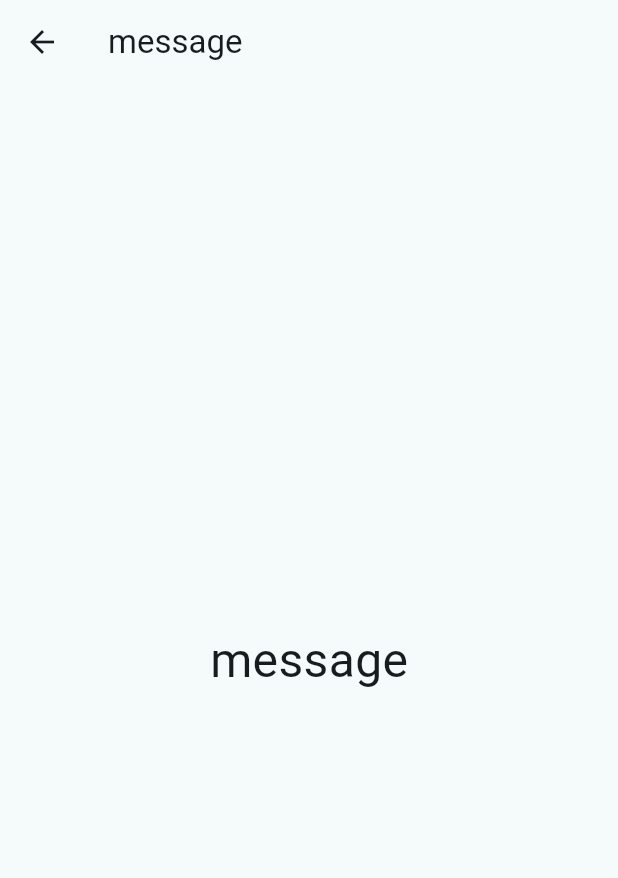
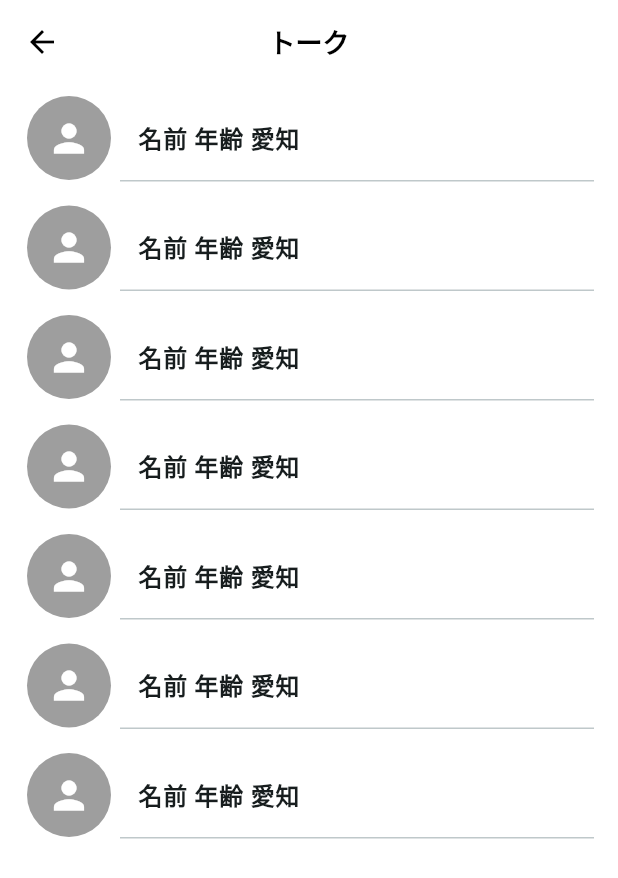
Before and after one commit to Mkazuki0511/Third, a Flutter app: the Page_message screen opened directly, on a phone screen of 412 x 824 dp. Shown: the top 878 px of the screen. Run offline on Flutter 3.47's test engine with Material 3 defaults, Android fonts, the phone set to English and light mode, and no system bars; our stand-ins replace cloud_firestore, firebase_auth, firebase_core; accounts and stored records are empty.

Commit message:
メッセージページのUI作成

```diff
--- a/lib/pages/page_message.dart
+++ b/lib/pages/page_message.dart
@@ -1,16 +1,89 @@
 import 'package:flutter/material.dart';
 
+// このページは今のところ StatefulWidget である必要はありません
 class Page_message extends StatelessWidget {
   const Page_message({super.key});
 
   @override
   Widget build(BuildContext context) {
     return Scaffold(
+      backgroundColor: Colors.white, // Talk.png は背景が白です
       appBar: AppBar(
-        title: const Text('message'),
+        // ↓↓↓↓ 【修正②】true を追加してタイトルを中央揃えに ↓↓↓↓
+        centerTitle: true,
+
+        title: const Text('トーク',
+          style: TextStyle(
+            fontSize: 18.0, // (お好みで 17.0 などに調整してください)
+            fontWeight: FontWeight.bold, // (Talk.png のデザインに合わせて太字に)
+            color: Colors.black, // (foregroundColor があるので不要かもですが念のため)
+          ),
+        ),
+
+        backgroundColor: Colors.white, // AppBarの背景も白
+        foregroundColor: Colors.black, // タイトルの文字色を黒に
+        elevation: 0, // AppBarの影をなくし、ボディと一体化
       ),
-      body: const Center(
-        child: Text('message',style: TextStyle(fontSize: 32.0),),
+      body: ListView.builder(
+        itemCount: 7, // Talk.png に合わせてダミーで7人表示
+        itemBuilder: (context, index) {
+          // 実際はここでマッチした相手の(user)データを渡す
+          return _buildTalkListItem(
+            name: '名前',
+            age: '年齢',
+            location: '愛知',
+          );
+        },
+      ),
+    );
+  }
+
+  /// トーク一覧のリストアイテム（共通ウィジェット）
+  Widget _buildTalkListItem({
+    required String name,
+    required String age,
+    required String location,
+  }) {
+    // ↓↓↓↓ 【修正】Paddingウィジェットで全体を囲む ↓↓↓↓
+    return Padding(
+      // 8.0 の余白を上下に追加します（合計で16.0の間隔が空きます）
+      padding: const EdgeInsets.symmetric(vertical: 8.0),
+      child: Column(
+        children: [
+          ListTile(
+            // 1. 左側の丸いアイコン
+            leading: const CircleAvatar(
+              radius: 30, // Talk.png の画像は大きめ
+              backgroundColor: Colors.grey, // ダミーの背景色
+              child: Center(
+                  child: Icon(Icons.person, size: 30, color: Colors.white)),
+            ),
+
+            // 2. 中央のテキスト
+            title: Text(
+              '$name $age $location',
+              style: const TextStyle(fontSize: 16, fontWeight: FontWeight.bold),
+            ),
+
+            // 3. (オプション) 最後のメッセージのプレビュー
+            // subtitle: Text(
+            //   'こんにちは！よろしくお願いします...',
+            //   overflow: TextOverflow.ellipsis,
+            // ),
+
+            // 4. タップ動作
+            onTap: () {
+              // ここに個別のチャットルーム(page_chat_room.dartなど)への遷移を書く
+              // Navigator.push(context, MaterialPageRoute(builder: (context) => Page_ChatRoom(...)));
+            },
+          ),
+          // 5. 区切り線
+          const Divider(
+            height: 1,
+            indent: 80, // アイコンの幅＋余白 (72+8)
+            endIndent: 16, // 右側の余白
+          ),
+        ],
       ),
     );
   }
```
